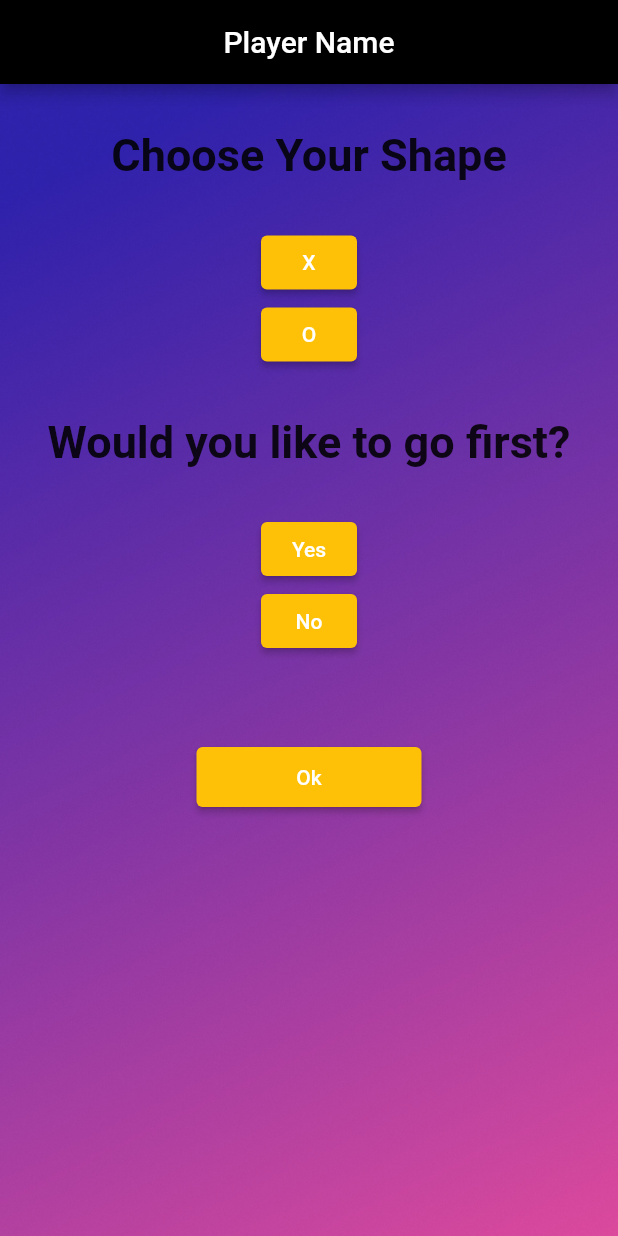
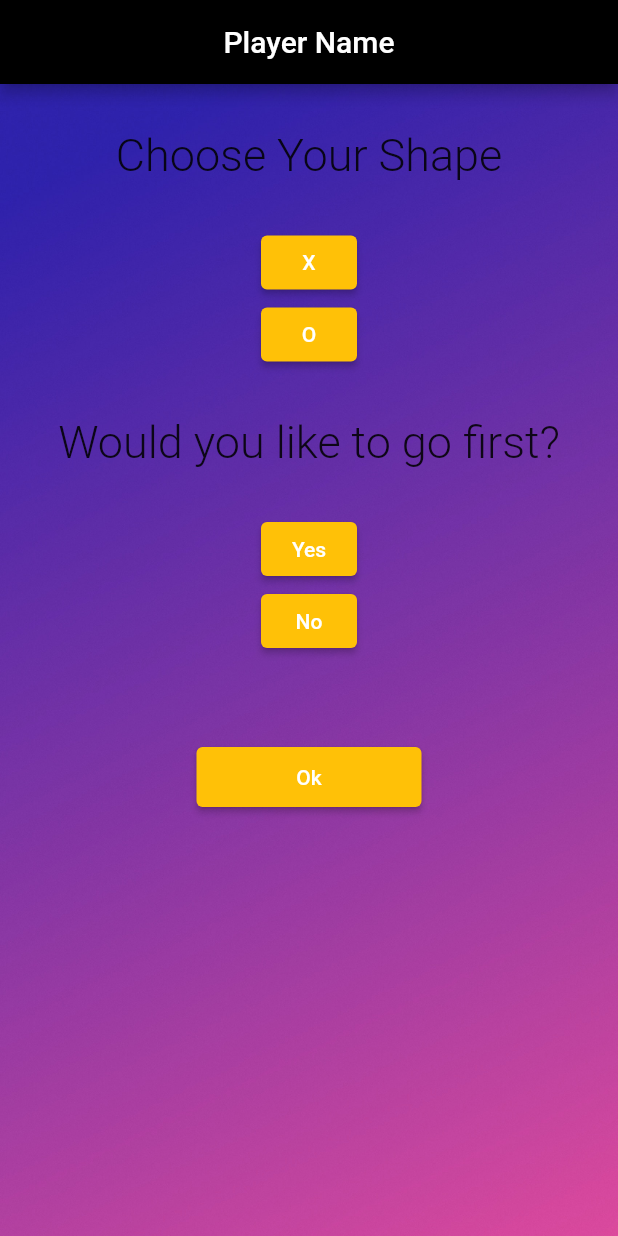
Before and after one commit to parthb83/tic_tac_toe, a Flutter app: the screen it shows after launch, after a tap on "Single Player", on a phone screen of 412 x 824 dp. Run offline on Flutter 3.47's test engine with Material 2 defaults, Android fonts, the phone set to English and light mode, and no system bars.

Commit message:
Done some styling changes

```diff
--- a/lib/home_page.dart
+++ b/lib/home_page.dart
@@ -26,7 +26,7 @@ class _HomePageState extends State<HomePage> {
               "Choose Your Mode",
               style: TextStyle(
                 fontSize: 40.0,
-                fontWeight: FontWeight.bold,
+                fontWeight: FontWeight.w300,
               ),
             ),
             padding: EdgeInsets.fromLTRB(0.0, 130.0, 0.0, 60.0),
@@ -37,7 +37,10 @@ class _HomePageState extends State<HomePage> {
             child: ElevatedButton(
               child: Text(
                 "Single Player",
-                style: TextStyle(fontSize: 25.0),
+                style: TextStyle(
+                  fontSize: 25.0,
+                  fontWeight: FontWeight.w300,
+                ),
               ),
               onPressed: () {
                 Navigator.push(
@@ -59,7 +62,10 @@ class _HomePageState extends State<HomePage> {
             child: ElevatedButton(
               child: Text(
                 "Double Player",
-                style: TextStyle(fontSize: 25.0),
+                style: TextStyle(
+                  fontSize: 25.0,
+                  fontWeight: FontWeight.w300,
+                ),
               ),
               onPressed: () {
                 Navigator.push(
--- a/lib/single_player_info.dart
+++ b/lib/single_player_info.dart
@@ -47,7 +47,7 @@ class _SinglePlayerInfoState extends State<SinglePlayerInfo> {
                   child: Text(
                     "Choose Your Shape",
                     style:
-                        TextStyle(fontSize: 30.0, fontWeight: FontWeight.bold),
+                        TextStyle(fontSize: 30.0, fontWeight: FontWeight.w300),
                   ),
                   padding: EdgeInsets.fromLTRB(0.0, 30.0, 0.0, 30.0),
                 ),
@@ -95,7 +95,7 @@ class _SinglePlayerInfoState extends State<SinglePlayerInfo> {
                   child: Text(
                     "Would you like to go first?",
                     style:
-                        TextStyle(fontSize: 30.0, fontWeight: FontWeight.bold),
+                        TextStyle(fontSize: 30.0, fontWeight: FontWeight.w300),
                   ),
                   padding: EdgeInsets.fromLTRB(0.0, 30.0, 0.0, 30.0),
                 ),
```
Also changed, not shown: pubspec.yaml (+7 -6 lines), assets/fonts/ghostclan.ttf (added), assets/fonts/ghostclan3d.ttf (added), assets/fonts/ghostclan3dital.ttf (added).
